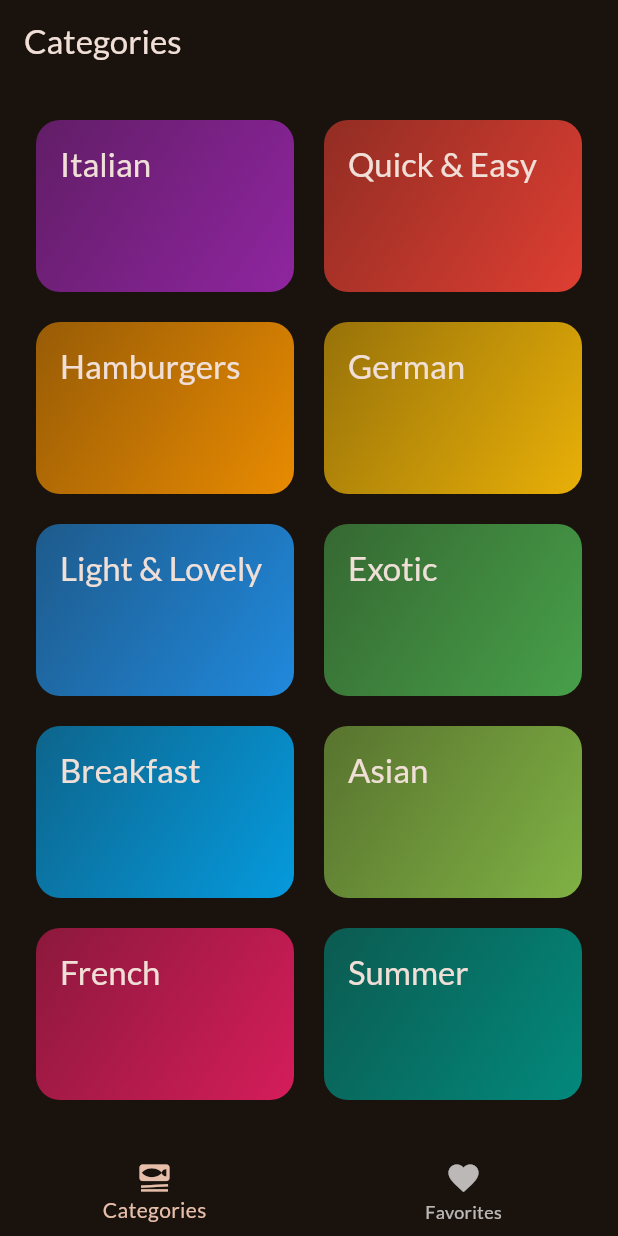
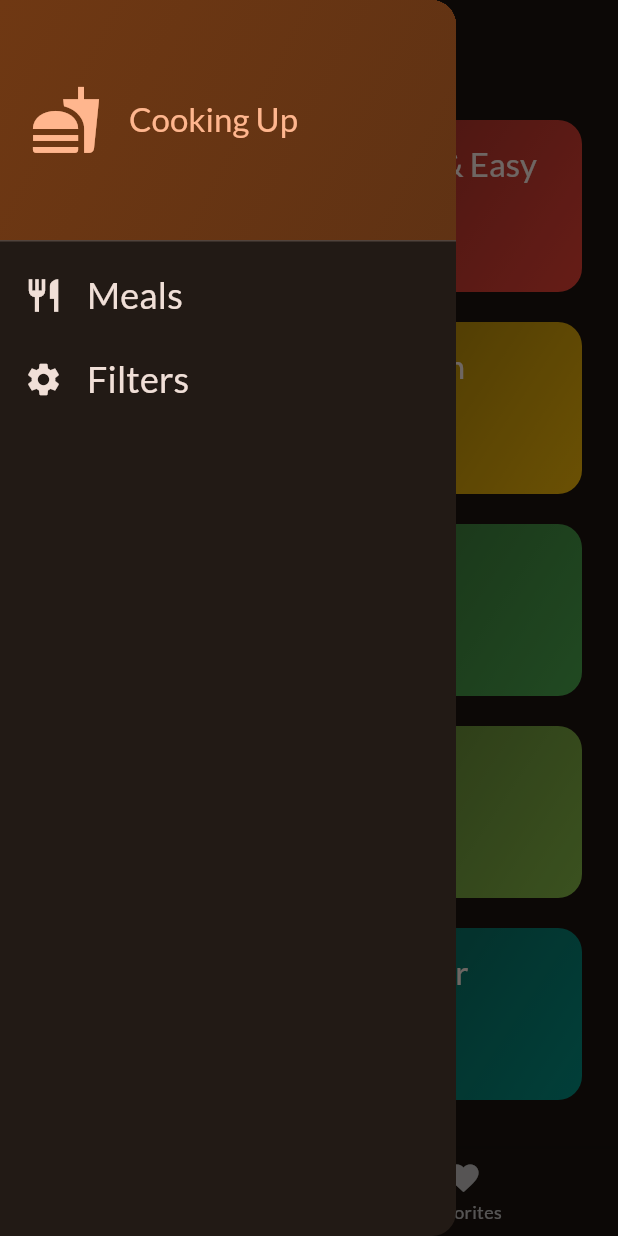
Before and after one commit to gustawx/meals_app, a Flutter app: the screen it shows after launch, with the side drawer open (before the commit the screen has no drawer), on a phone screen of 412 x 824 dp. Run offline on Flutter 3.47's test engine with Material 2 defaults, Android fonts, the phone set to English and light mode, and no system bars; our stand-ins replace google_fonts, transparent_image.

Commit message:
feat(categories.dart): add availableMeals parameter to CategoriesScreen to filter meals based on category fix(categories.dart): correct typo in onToggleFavorite parameter for better readability feat(filters.dart): create new FiltersScreen to allow users to filter meals based on dietary preferences feat(tabs.dart): add filter functionality to TabsScreen to filter meals based on user's dietary preferences feat(tabs.dart): add snackbar messages for adding/removing meals from favorites for better user feedback feat(tabs.dart): add drawer navigation to FiltersScreen for better user navigation feat(tabs.dart): filter available meals based on user's dietary preferences for personalized user experience
feat(main_drawer.dart): add new MainDrawer widget for navigation

This commit introduces a new MainDrawer widget that provides a navigation drawer for the application. It includes two ListTiles for 'Meals' and 'Filters' sections, each with an onTap callback to handle navigation. The onSelectScreen function is passed as a parameter to the MainDrawer, allowing the parent widget to handle navigation.

```diff
--- a/lib/screens/categories.dart
+++ b/lib/screens/categories.dart
@@ -8,22 +8,23 @@ import 'package:meals_app/widgets/category_grid_item.dart';
 class CategoriesScreen extends StatelessWidget {
   const CategoriesScreen({
     super.key,
-    required this.onToggleFAvorite,
+    required this.onToggleFavorite,
+    required this.availableMeals,
   });
 
-  final void Function(Meal meal) onToggleFAvorite;
+  final void Function(Meal meal) onToggleFavorite;
+  final List<Meal> availableMeals;
 
   void _selectedCategory(context, Category category) {
+    final filteredMeals = dummyMeals
+        .where((meal) => meal.categories.contains(category.id))
+        .toList();
     // Navigator.push(context, route) to samo co Navigator.of(context).push(route)
     Navigator.of(context).push(MaterialPageRoute(
       builder: (ctx) => MealsScreen(
-        meals: dummyMeals
-            .where(
-              (meal) => meal.categories.contains(category.id),
-            )
-            .toList(),
+        meals: filteredMeals,
         title: category.title,
-        onToggleFAvorite: onToggleFAvorite,
+        onToggleFAvorite: onToggleFavorite,
       ),
     ));
   }
--- a/lib/screens/tabs.dart
+++ b/lib/screens/tabs.dart
@@ -1,7 +1,17 @@
 import 'package:flutter/material.dart';
+import 'package:meals_app/data/dummy_data.dart';
 import 'package:meals_app/models/meal.dart';
 import 'package:meals_app/screens/categories.dart';
+import 'package:meals_app/screens/filters.dart';
 import 'package:meals_app/screens/meals.dart';
+import 'package:meals_app/widgets/main_drawer.dart';
+
+const kInitialFilters = {
+  Filter.glutenFree: false,
+  Filter.lactoseFree: false,
+  Filter.vegetarian: false,
+  Filter.vegan: false
+};
 
 class TabsScreen extends StatefulWidget {
   const TabsScreen({super.key});
@@ -15,15 +25,29 @@ class TabsScreen extends StatefulWidget {
 class _TabsScreenState extends State<TabsScreen> {
   int _selectedPageIndex = 0;
   final List<Meal> _favoriteMeals = [];
+  Map<Filter, bool> _selectedFilters = kInitialFilters;
+
+  void _showInfoMessage(String message) {
+    ScaffoldMessenger.of(context).clearSnackBars();
+    ScaffoldMessenger.of(context).showSnackBar(
+      SnackBar(
+        content: Text(message),
+      ),
+    );
+  }
 
   void _toggleMealFavoriteMealStatus(Meal meal) {
     final isExisting = _favoriteMeals.contains(meal);
 
-    if (isExisting) {
-      _favoriteMeals.remove(meal);
-    } else {
-      _favoriteMeals.add(meal);
-    }
+    setState(() {
+      if (isExisting) {
+        _favoriteMeals.remove(meal);
+        _showInfoMessage("Removed from favorites");
+      } else {
+        _favoriteMeals.add(meal);
+        _showInfoMessage("Added to favorites");
+      }
+    });
   }
 
   void _selectPage(int index) {
@@ -32,16 +56,46 @@ class _TabsScreenState extends State<TabsScreen> {
     });
   }
 
+  void _setScreen(String identifier) async {
+    Navigator.of(context).pop();
+    if (identifier == "filters") {
+      final result = await Navigator.of(context).push<Map<Filter, bool>>(
+        MaterialPageRoute(
+          builder: (ctx) => FiltersScreen(currentFilters: _selectedFilters),
+        ),
+      );
+      setState(() {
+        _selectedFilters = result ?? kInitialFilters;
+      });
+    }
+  }
+
   @override
   Widget build(BuildContext context) {
+    final availableMeals = dummyMeals.where((meal) {
+      if (_selectedFilters[Filter.glutenFree]! && !meal.isGlutenFree) {
+        return false;
+      }
+      if (_selectedFilters[Filter.lactoseFree]! && !meal.isLactoseFree) {
+        return false;
+      }
+      if (_selectedFilters[Filter.vegan]! && !meal.isVegan) {
+        return false;
+      }
+      if (_selectedFilters[Filter.vegetarian]! && !meal.isVegetarian) {
+        return false;
+      }
+      return true;
+    }).toList();
     Widget activePage = CategoriesScreen(
-      onToggleFAvorite: _toggleMealFavoriteMealStatus,
+      onToggleFavorite: _toggleMealFavoriteMealStatus,
+      availableMeals: availableMeals,
     );
     var activePageTitle = "Categories";
 
     if (_selectedPageIndex == 1) {
       activePage = MealsScreen(
-        meals: [],
+        meals: _favoriteMeals,
         onToggleFAvorite: _toggleMealFavoriteMealStatus,
       );
       activePageTitle = "Favorites";
@@ -51,10 +105,13 @@ class _TabsScreenState extends State<TabsScreen> {
       appBar: AppBar(
         title: Text(activePageTitle),
       ),
+      drawer: MainDrawer(
+        onSelectScreen: _setScreen,
+      ),
       body: activePage,
       bottomNavigationBar: BottomNavigationBar(
         currentIndex: _selectedPageIndex,
-        items: [
+        items: const [
           BottomNavigationBarItem(
             icon: Icon(Icons.set_meal),
             label: "Categories",
--- /dev/null
+++ b/lib/widgets/main_drawer.dart
@@ -0,0 +1,79 @@
+import 'package:flutter/material.dart';
+
+class MainDrawer extends StatelessWidget {
+  const MainDrawer({super.key, required this.onSelectScreen});
+
+  final void Function(String identifier) onSelectScreen;
+
+  @override
+  Widget build(BuildContext context) {
+    return Drawer(
+      child: Column(
+        children: [
+          DrawerHeader(
+            padding: const EdgeInsets.all(20),
+            decoration: BoxDecoration(
+              gradient: LinearGradient(colors: [
+                Theme.of(context).colorScheme.primaryContainer,
+                Theme.of(context).colorScheme.primaryContainer.withOpacity(0.8),
+              ], begin: Alignment.topLeft, end: Alignment.bottomRight),
+            ),
+            child: Row(
+              children: [
+                Icon(
+                  Icons.fastfood,
+                  size: 48,
+                  color: Theme.of(context).colorScheme.primary,
+                ),
+                const SizedBox(
+                  width: 18,
+                ),
+                Text(
+                  'Cooking Up',
+                  style: Theme.of(context)
+                      .textTheme
+                      .titleLarge!
+                      .copyWith(color: Theme.of(context).colorScheme.primary),
+                ),
+              ],
+            ),
+          ),
+          ListTile(
+            leading: Icon(
+              Icons.restaurant,
+              size: 26,
+              color: Theme.of(context).colorScheme.onBackground,
+            ),
+            title: Text(
+              'Meals',
+              style: Theme.of(context).textTheme.titleSmall!.copyWith(
+                    color: Theme.of(context).colorScheme.onBackground,
+                    fontSize: 24,
+                  ),
+            ),
+            onTap: () {
+              onSelectScreen('meals');
+            },
+          ),
+          ListTile(
+            leading: Icon(
+              Icons.settings,
+              size: 26,
+              color: Theme.of(context).colorScheme.onBackground,
+            ),
+            title: Text(
+              'Filters',
+              style: Theme.of(context).textTheme.titleSmall!.copyWith(
+                    color: Theme.of(context).colorScheme.onBackground,
+                    fontSize: 24,
+                  ),
+            ),
+            onTap: () {
+              onSelectScreen('filters');
+            },
+          )
+        ],
+      ),
+    );
+  }
+}
```
Also changed, not shown: lib/screens/filters.dart (added, +173 -0 lines).
